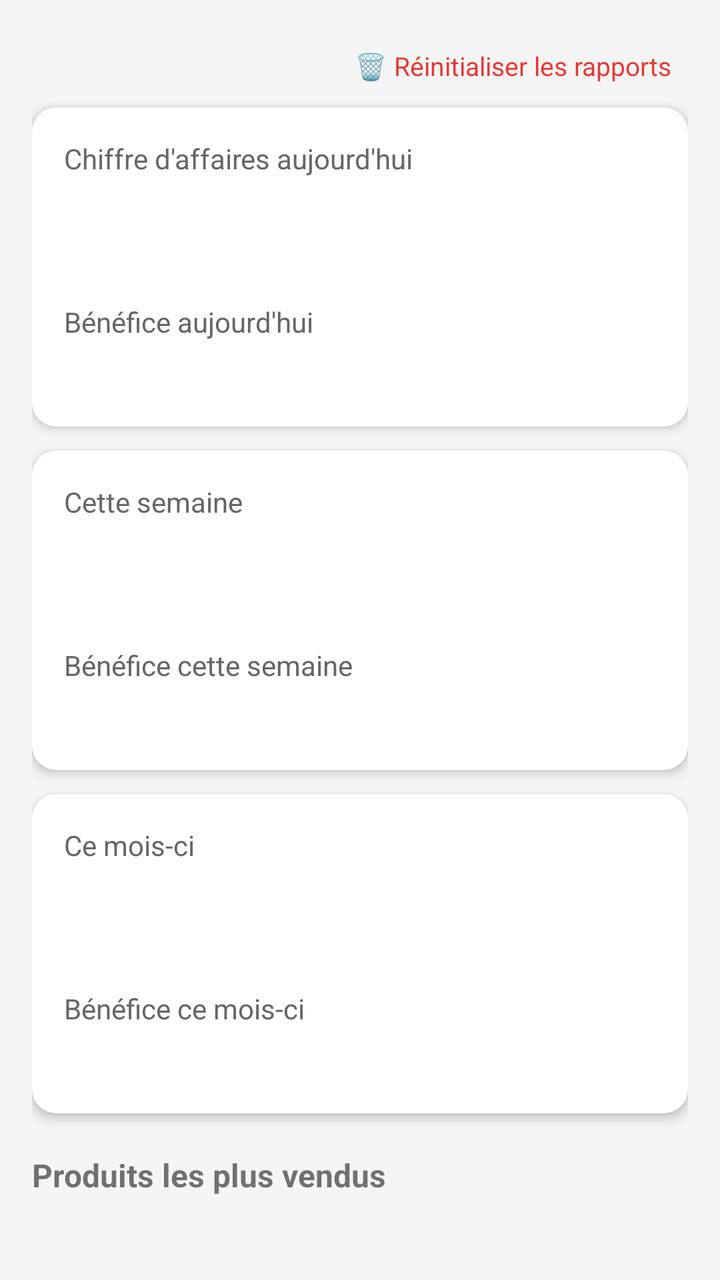
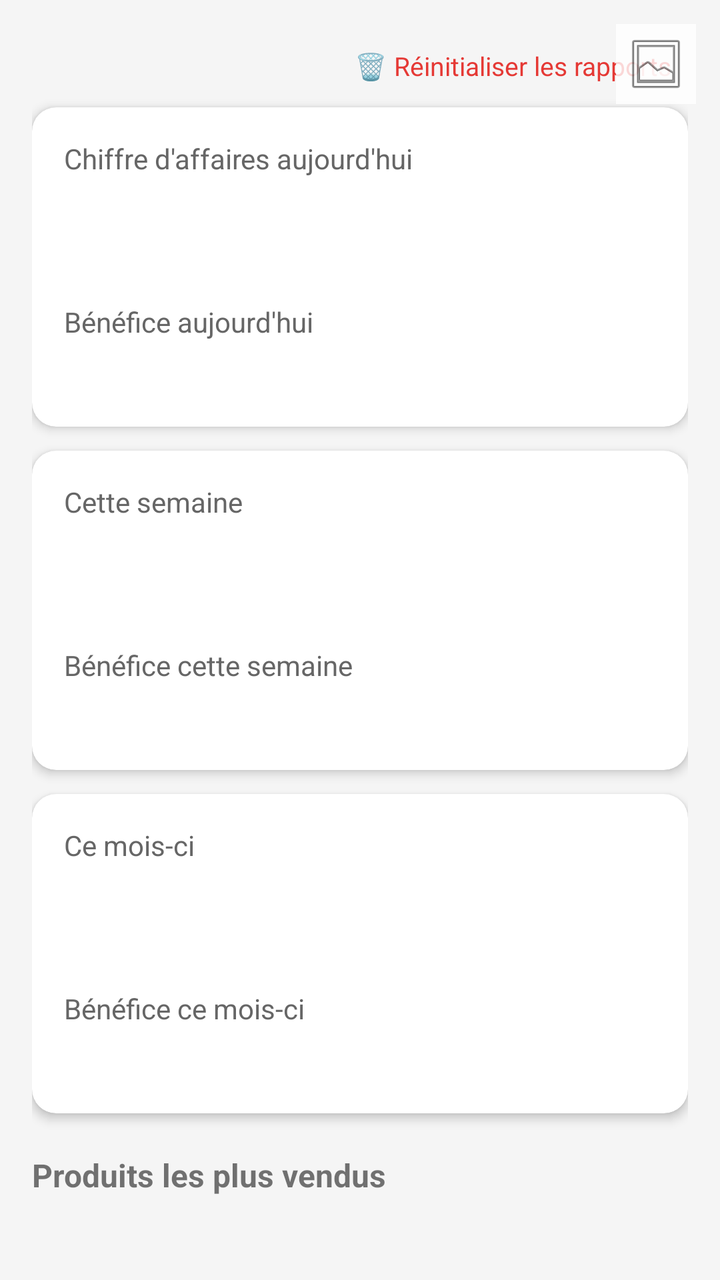

An Android layout rendered at two revisions. The XML below is the earlier revision; the diff shows what the commit changed to produce the second picture.
<!-- AndroidManifest.xml: application theme Theme.MonStock -->
<!-- res/layout/fragment_reports.xml -->
<?xml version="1.0" encoding="utf-8"?>
<ScrollView xmlns:android="http://schemas.android.com/apk/res/android"
    xmlns:app="http://schemas.android.com/apk/res-auto"
    android:layout_width="match_parent"
    android:layout_height="match_parent">

    <LinearLayout
        android:layout_width="match_parent"
        android:layout_height="wrap_content"
        android:orientation="vertical"
        android:padding="16dp">

        <TextView
            android:id="@+id/btnResetReports"
            android:layout_width="wrap_content"
            android:layout_height="wrap_content"
            android:layout_gravity="end"
            android:text="🗑 Réinitialiser les rapports"
            android:textColor="@color/danger"
            android:textSize="13sp"
            android:padding="8dp"
            android:layout_marginBottom="4dp" />

        <androidx.cardview.widget.CardView
            android:layout_width="match_parent"
            android:layout_height="wrap_content"
            app:cardBackgroundColor="@color/surface"
            app:cardCornerRadius="12dp"
            app:cardElevation="3dp"
            android:layout_marginBottom="12dp">

            <LinearLayout
                android:layout_width="match_parent"
                android:layout_height="wrap_content"
                android:orientation="vertical"
                android:padding="16dp">

                <TextView
                    android:layout_width="wrap_content"
                    android:layout_height="wrap_content"
                    android:text="@string/total_revenue_today"
                    android:textColor="#666666" />

                <TextView
                    android:id="@+id/tvToday"
                    android:layout_width="wrap_content"
                    android:layout_height="wrap_content"
                    android:textSize="24sp"
                    android:textStyle="bold"
                    android:textColor="@color/primary" />

                <TextView
                    android:id="@+id/tvTodayBreakdown"
                    android:layout_width="wrap_content"
                    android:layout_height="wrap_content"
                    android:textSize="12sp"
                    android:textColor="#888888"
                    android:layout_marginTop="4dp" />

                <TextView
                    android:layout_width="wrap_content"
                    android:layout_height="wrap_content"
                    android:text="@string/total_profit_today"
                    android:textColor="#666666"
                    android:layout_marginTop="10dp" />

                <TextView
                    android:id="@+id/tvTodayProfit"
                    android:layout_width="wrap_content"
                    android:layout_height="wrap_content"
                    android:textSize="20sp"
                    android:textStyle="bold"
                    android:textColor="@color/accent" />
            </LinearLayout>
        </androidx.cardview.widget.CardView>

        <androidx.cardview.widget.CardView
            android:layout_width="match_parent"
            android:layout_height="wrap_content"
            app:cardBackgroundColor="@color/surface"
            app:cardCornerRadius="12dp"
            app:cardElevation="3dp"
            android:layout_marginBottom="12dp">

            <LinearLayout
                android:layout_width="match_parent"
                android:layout_height="wrap_content"
                android:orientation="vertical"
                android:padding="16dp">

                <TextView
                    android:layout_width="wrap_content"
                    android:layout_height="wrap_content"
                    android:text="@string/total_revenue_week"
                    android:textColor="#666666" />

                <TextView
                    android:id="@+id/tvWeek"
                    android:layout_width="wrap_content"
                    android:layout_height="wrap_content"
                    android:textSize="24sp"
                    android:textStyle="bold"
                    android:textColor="@color/primary" />

                <TextView
                    android:id="@+id/tvWeekBreakdown"
                    android:layout_width="wrap_content"
                    android:layout_height="wrap_content"
                    android:textSize="12sp"
                    android:textColor="#888888"
                    android:layout_marginTop="4dp" />

                <TextView
                    android:layout_width="wrap_content"
                    android:layout_height="wrap_content"
                    android:text="@string/total_profit_week"
                    android:textColor="#666666"
                    android:layout_marginTop="10dp" />

                <TextView
                    android:id="@+id/tvWeekProfit"
                    android:layout_width="wrap_content"
                    android:layout_height="wrap_content"
                    android:textSize="20sp"
                    android:textStyle="bold"
                    android:textColor="@color/accent" />
            </LinearLayout>
        </androidx.cardview.widget.CardView>

        <androidx.cardview.widget.CardView
            android:layout_width="match_parent"
            android:layout_height="wrap_content"
            app:cardBackgroundColor="@color/surface"
            app:cardCornerRadius="12dp"
            app:cardElevation="3dp"
            android:layout_marginBottom="12dp">

            <LinearLayout
                android:layout_width="match_parent"
                android:layout_height="wrap_content"
                android:orientation="vertical"
                android:padding="16dp">

                <TextView
                    android:layout_width="wrap_content"
                    android:layout_height="wrap_content"
                    android:text="@string/total_revenue_month"
                    android:textColor="#666666" />

                <TextView
                    android:id="@+id/tvMonth"
                    android:layout_width="wrap_content"
                    android:layout_height="wrap_content"
                    android:textSize="24sp"
                    android:textStyle="bold"
                    android:textColor="@color/primary" />

                <TextView
                    android:id="@+id/tvMonthBreakdown"
                    android:layout_width="wrap_content"
                    android:layout_height="wrap_content"
                    android:textSize="12sp"
                    android:textColor="#888888"
                    android:layout_marginTop="4dp" />

                <TextView
                    android:layout_width="wrap_content"
                    android:layout_height="wrap_content"
                    android:text="@string/total_profit_month"
                    android:textColor="#666666"
                    android:layout_marginTop="10dp" />

                <TextView
                    android:id="@+id/tvMonthProfit"
                    android:layout_width="wrap_content"
                    android:layout_height="wrap_content"
                    android:textSize="20sp"
                    android:textStyle="bold"
                    android:textColor="@color/accent" />
            </LinearLayout>
        </androidx.cardview.widget.CardView>

        <TextView
            android:layout_width="wrap_content"
            android:layout_height="wrap_content"
            android:text="@string/top_products"
            android:textStyle="bold"
            android:textSize="16sp"
            android:layout_marginTop="8dp"
            android:layout_marginBottom="8dp" />

        <androidx.recyclerview.widget.RecyclerView
            android:id="@+id/recyclerViewTop"
            android:layout_width="match_parent"
            android:layout_height="wrap_content"
            android:nestedScrollingEnabled="false" />

    </LinearLayout>
</ScrollView>
<!-- resources referenced by this layout -->
<resources>
  <color name="accent">#43A047</color>
  <color name="danger">#E53935</color>
  <color name="primary">#1565C0</color>
  <color name="surface">#FFFFFF</color>
  <string name="top_products">Produits les plus vendus</string>
  <string name="total_profit_month">Bénéfice ce mois-ci</string>
  <string name="total_profit_today">Bénéfice aujourd\'hui</string>
  <string name="total_profit_week">Bénéfice cette semaine</string>
  <string name="total_revenue_month">Ce mois-ci</string>
  <string name="total_revenue_today">Chiffre d\'affaires aujourd\'hui</string>
  <string name="total_revenue_week">Cette semaine</string>
  <style name="Theme.MonStock" parent="Theme.MaterialComponents.DayNight.NoActionBar">
          <item name="colorPrimary">@color/primary</item>
          <item name="colorPrimaryDark">@color/primary_dark</item>
          <item name="colorAccent">@color/accent</item>
          <item name="android:windowBackground">@color/background</item>
      </style>
  <color name="primary_dark">#0D47A1</color>
  <color name="background">#F5F5F5</color>
</resources>

<!-- the commit's change to res/layout/fragment_reports.xml (unified diff, before → after) -->
@@ -1,199 +1,224 @@
 <?xml version="1.0" encoding="utf-8"?>
-<ScrollView xmlns:android="http://schemas.android.com/apk/res/android"
+<FrameLayout xmlns:android="http://schemas.android.com/apk/res/android"
     xmlns:app="http://schemas.android.com/apk/res-auto"
     android:layout_width="match_parent"
     android:layout_height="match_parent">
 
-    <LinearLayout
+    <ImageView
+        android:id="@+id/ivBackground"
         android:layout_width="match_parent"
-        android:layout_height="wrap_content"
-        android:orientation="vertical"
-        android:padding="16dp">
-
-        <TextView
-            android:id="@+id/btnResetReports"
-            android:layout_width="wrap_content"
-            android:layout_height="wrap_content"
-            android:layout_gravity="end"
-            android:text="🗑 Réinitialiser les rapports"
-            android:textColor="@color/danger"
-            android:textSize="13sp"
-            android:padding="8dp"
-            android:layout_marginBottom="4dp" />
-
-        <androidx.cardview.widget.CardView
+        android:layout_height="match_parent"
+        android:scaleType="centerCrop"
+        android:alpha="0.22"
+        android:contentDescription="@null" />
+
+    <ScrollView
+        android:layout_width="match_parent"
+        android:layout_height="match_parent">
+
+        <LinearLayout
             android:layout_width="match_parent"
             android:layout_height="wrap_content"
-            app:cardBackgroundColor="@color/surface"
-            app:cardCornerRadius="12dp"
-            app:cardElevation="3dp"
-            android:layout_marginBottom="12dp">
-
-            <LinearLayout
-                android:layout_width="match_parent"
-                android:layout_height="wrap_content"
-                android:orientation="vertical"
-                android:padding="16dp">
-
-                <TextView
-                    android:layout_width="wrap_content"
+            android:orientation="vertical"
+            android:padding="16dp">
+
+            <TextView
+                android:id="@+id/btnResetReports"
+                android:layout_width="wrap_content"
+                android:layout_height="wrap_content"
+                android:layout_gravity="end"
+                android:text="🗑 Réinitialiser les rapports"
+                android:textColor="@color/danger"
+                android:textSize="13sp"
+                android:padding="8dp"
+                android:layout_marginBottom="4dp" />
+
+            <androidx.cardview.widget.CardView
+                android:layout_width="match_parent"
+                android:layout_height="wrap_content"
+                app:cardBackgroundColor="@color/surface"
+                app:cardCornerRadius="12dp"
+                app:cardElevation="3dp"
+                android:layout_marginBottom="12dp">
+
+                <LinearLayout
+                    android:layout_width="match_parent"
                     android:layout_height="wrap_content"
-                    android:text="@string/total_revenue_today"
-                    android:textColor="#666666" />
-
-                <TextView
-                    android:id="@+id/tvToday"
-                    android:layout_width="wrap_content"
+                    android:orientation="vertical"
+                    android:padding="16dp">
+
+                    <TextView
+                        android:layout_width="wrap_content"
+                        android:layout_height="wrap_content"
+                        android:text="@string/total_revenue_today"
+                        android:textColor="#666666" />
+
+                    <TextView
+                        android:id="@+id/tvToday"
+                        android:layout_width="wrap_content"
+                        android:layout_height="wrap_content"
+                        android:textSize="24sp"
+                        android:textStyle="bold"
+                        android:textColor="@color/primary" />
+
+                    <TextView
+                        android:id="@+id/tvTodayBreakdown"
+                        android:layout_width="wrap_content"
+                        android:layout_height="wrap_content"
+                        android:textSize="12sp"
+                        android:textColor="#888888"
+                        android:layout_marginTop="4dp" />
+
+                    <TextView
+                        android:layout_width="wrap_content"
+                        android:layout_height="wrap_content"
+                        android:text="@string/total_profit_today"
+                        android:textColor="#666666"
+                        android:layout_marginTop="10dp" />
+
+                    <TextView
+                        android:id="@+id/tvTodayProfit"
+                        android:layout_width="wrap_content"
+                        android:layout_height="wrap_content"
+                        android:textSize="20sp"
+                        android:textStyle="bold"
+                        android:textColor="@color/accent" />
+                </LinearLayout>
+            </androidx.cardview.widget.CardView>
+
+            <androidx.cardview.widget.CardView
+                android:layout_width="match_parent"
+                android:layout_height="wrap_content"
+                app:cardBackgroundColor="@color/surface"
+                app:cardCornerRadius="12dp"
+                app:cardElevation="3dp"
+                android:layout_marginBottom="12dp">
+
+                <LinearLayout
+                    android:layout_width="match_parent"
                     android:layout_height="wrap_content"
-                    android:textSize="24sp"
-                    android:textStyle="bold"
-                    android:textColor="@color/primary" />
-
-                <TextView
-                    android:id="@+id/tvTodayBreakdown"
-                    android:layout_width="wrap_content"
+                    android:orientation="vertical"
+                    android:padding="16dp">
+
+                    <TextView
+                        android:layout_width="wrap_content"
+                        android:layout_height="wrap_content"
+                        android:text="@string/total_revenue_week"
+                        android:textColor="#666666" />
+
+                    <TextView
+                        android:id="@+id/tvWeek"
+                        android:layout_width="wrap_content"
+                        android:layout_height="wrap_content"
+                        android:textSize="24sp"
+                        android:textStyle="bold"
+                        android:textColor="@color/primary" />
+
+                    <TextView
+                        android:id="@+id/tvWeekBreakdown"
+                        android:layout_width="wrap_content"
+                        android:layout_height="wrap_content"
+                        android:textSize="12sp"
+                        android:textColor="#888888"
+                        android:layout_marginTop="4dp" />
+
+                    <TextView
+                        android:layout_width="wrap_content"
+                        android:layout_height="wrap_content"
+                        android:text="@string/total_profit_week"
+                        android:textColor="#666666"
+                        android:layout_marginTop="10dp" />
+
+                    <TextView
+                        android:id="@+id/tvWeekProfit"
+                        android:layout_width="wrap_content"
+                        android:layout_height="wrap_content"
+                        android:textSize="20sp"
+                        android:textStyle="bold"
+                        android:textColor="@color/accent" />
+                </LinearLayout>
+            </androidx.cardview.widget.CardView>
+
+            <androidx.cardview.widget.CardView
+                android:layout_width="match_parent"
+                android:layout_height="wrap_content"
+                app:cardBackgroundColor="@color/surface"
+                app:cardCornerRadius="12dp"
+                app:cardElevation="3dp"
+                android:layout_marginBottom="12dp">
+
+                <LinearLayout
+                    android:layout_width="match_parent"
                     android:layout_height="wrap_content"
-                    android:textSize="12sp"
-                    android:textColor="#888888"
-                    android:layout_marginTop="4dp" />
-
-                <TextView
-                    android:layout_width="wrap_content"
-                    android:layout_height="wrap_content"
-                    android:text="@string/total_profit_today"
-                    android:textColor="#666666"
-                    android:layout_marginTop="10dp" />
-
-                <TextView
-                    android:id="@+id/tvTodayProfit"
-                    android:layout_width="wrap_content"
-                    android:layout_height="wrap_content"
-                    android:textSize="20sp"
-                    android:textStyle="bold"
-                    android:textColor="@color/accent" />
-            </LinearLayout>
-        </androidx.cardview.widget.CardView>
-
-        <androidx.cardview.widget.CardView
-            android:layout_width="match_parent"
-            android:layout_height="wrap_content"
-            app:cardBackgroundColor="@color/surface"
-            app:cardCornerRadius="12dp"
-            app:cardElevation="3dp"
-            android:layout_marginBottom="12dp">
-
-            <LinearLayout
-                android:layout_width="match_parent"
-                android:layout_height="wrap_content"
-                android:orientation="vertical"
-                android:padding="16dp">
-
-                <TextView
-                    android:layout_width="wrap_content"
-                    android:layout_height="wrap_content"
-                    android:text="@string/total_revenue_week"
-                    android:textColor="#666666" />
-
-                <TextView
-                    android:id="@+id/tvWeek"
-                    android:layout_width="wrap_content"
-                    android:layout_height="wrap_content"
-                    android:textSize="24sp"
-                    android:textStyle="bold"
-                    android:textColor="@color/primary" />
-
-                <TextView
-                    android:id="@+id/tvWeekBreakdown"
-                    android:layout_width="wrap_content"
-                    android:layout_height="wrap_content"
-                    android:textSize="12sp"
-                    android:textColor="#888888"
-                    android:layout_marginTop="4dp" />
-
-                <TextView
-                    android:layout_width="wrap_content"
-                    android:layout_height="wrap_content"
-                    android:text="@string/total_profit_week"
-                    android:textColor="#666666"
-                    android:layout_marginTop="10dp" />
-
-                <TextView
-                    android:id="@+id/tvWeekProfit"
-                    android:layout_width="wrap_content"
-                    android:layout_height="wrap_content"
-                    android:textSize="20sp"
-                    android:textStyle="bold"
-                    android:textColor="@color/accent" />
-            </LinearLayout>
-        </androidx.cardview.widget.CardView>
-
-        <androidx.cardview.widget.CardView
-            android:layout_width="match_parent"
-            android:layout_height="wrap_content"
-            app:cardBackgroundColor="@color/surface"
-            app:cardCornerRadius="12dp"
-            app:cardElevation="3dp"
-            android:layout_marginBottom="12dp">
-
-            <LinearLayout
-                android:layout_width="match_parent"
-                android:layout_height="wrap_content"
-                android:orientation="vertical"
-                android:padding="16dp">
-
-                <TextView
-                    android:layout_width="wrap_content"
-                    android:layout_height="wrap_content"
-                    android:text="@string/total_revenue_month"
-                    android:textColor="#666666" />
-
-                <TextView
-                    android:id="@+id/tvMonth"
-                    android:layout_width="wrap_content"
-                    android:layout_height="wrap_content"
-                    android:textSize="24sp"
-                    android:textStyle="bold"
-                    android:textColor="@color/primary" />
-
-                <TextView
-                    android:id="@+id/tvMonthBreakdown"
-                    android:layout_width="wrap_content"
-                    android:layout_height="wrap_content"
-                    android:textSize="12sp"
-                    android:textColor="#888888"
-                    android:layout_marginTop="4dp" />
-
-                <TextView
-                    android:layout_width="wrap_content"
-                    android:layout_height="wrap_content"
-                    android:text="@string/total_profit_month"
-                    android:textColor="#666666"
-                    android:layout_marginTop="10dp" />
-
-                <TextView
-                    android:id="@+id/tvMonthProfit"
-                    android:layout_width="wrap_content"
-                    android:layout_height="wrap_content"
-                    android:textSize="20sp"
-                    android:textStyle="bold"
-                    android:textColor="@color/accent" />
-            </LinearLayout>
-        </androidx.cardview.widget.CardView>
-
-        <TextView
-            android:layout_width="wrap_content"
-            android:layout_height="wrap_content"
-            android:text="@string/top_products"
-            android:textStyle="bold"
-            android:textSize="16sp"
-            android:layout_marginTop="8dp"
-            android:layout_marginBottom="8dp" />
-
-        <androidx.recyclerview.widget.RecyclerView
-            android:id="@+id/recyclerViewTop"
-            android:layout_width="match_parent"
-            android:layout_height="wrap_content"
-            android:nestedScrollingEnabled="false" />
-
-    </LinearLayout>
-</ScrollView>
+                    android:orientation="vertical"
+                    android:padding="16dp">
+
+                    <TextView
+                        android:layout_width="wrap_content"
+                        android:layout_height="wrap_content"
+                        android:text="@string/total_revenue_month"
+                        android:textColor="#666666" />
+
+                    <TextView
+                        android:id="@+id/tvMonth"
+                        android:layout_width="wrap_content"
+                        android:layout_height="wrap_content"
+                        android:textSize="24sp"
+                        android:textStyle="bold"
+                        android:textColor="@color/primary" />
+
+                    <TextView
+                        android:id="@+id/tvMonthBreakdown"
+                        android:layout_width="wrap_content"
+                        android:layout_height="wrap_content"
+                        android:textSize="12sp"
+                        android:textColor="#888888"
+                        android:layout_marginTop="4dp" />
+
+                    <TextView
+                        android:layout_width="wrap_content"
+                        android:layout_height="wrap_content"
+                        android:text="@string/total_profit_month"
+                        android:textColor="#666666"
+                        android:layout_marginTop="10dp" />
+
+                    <TextView
+                        android:id="@+id/tvMonthProfit"
+                        android:layout_width="wrap_content"
+                        android:layout_height="wrap_content"
+                        android:textSize="20sp"
+                        android:textStyle="bold"
+                        android:textColor="@color/accent" />
+                </LinearLayout>
+            </androidx.cardview.widget.CardView>
+
+            <TextView
+                android:layout_width="wrap_content"
+                android:layout_height="wrap_content"
+                android:text="@string/top_products"
+                android:textStyle="bold"
+                android:textSize="16sp"
+                android:layout_marginTop="8dp"
+                android:layout_marginBottom="8dp" />
+
+            <androidx.recyclerview.widget.RecyclerView
+                android:id="@+id/recyclerViewTop"
+                android:layout_width="match_parent"
+                android:layout_height="wrap_content"
+                android:nestedScrollingEnabled="false" />
+
+        </LinearLayout>
+    </ScrollView>
+
+    <ImageButton
+        android:id="@+id/btnChangeBackground"
+        android:layout_width="40dp"
+        android:layout_height="40dp"
+        android:layout_gravity="top|end"
+        android:layout_margin="12dp"
+        android:background="#CCFFFFFF"
+        android:padding="8dp"
+        android:src="@android:drawable/ic_menu_gallery"
+        android:contentDescription="@null" />
+
+</FrameLayout>
